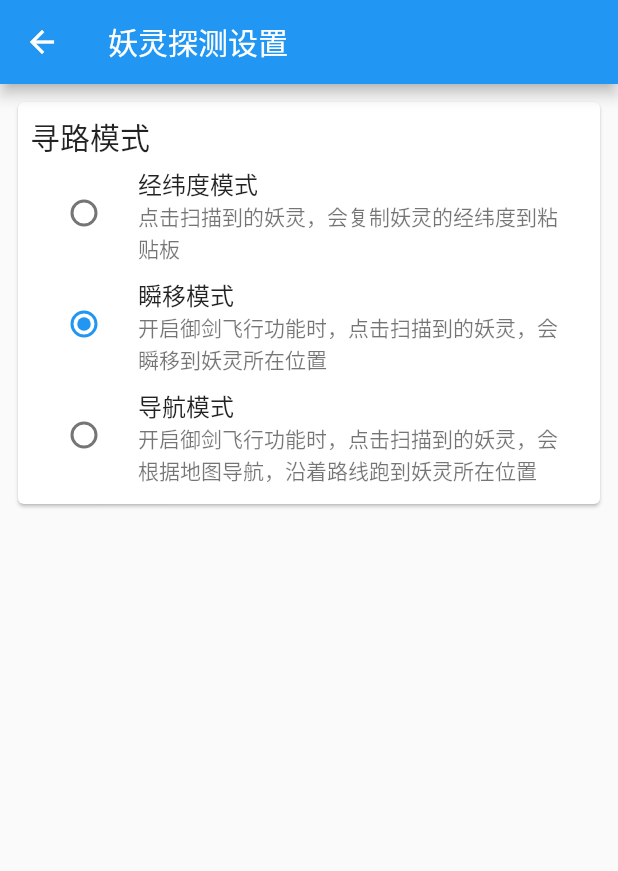
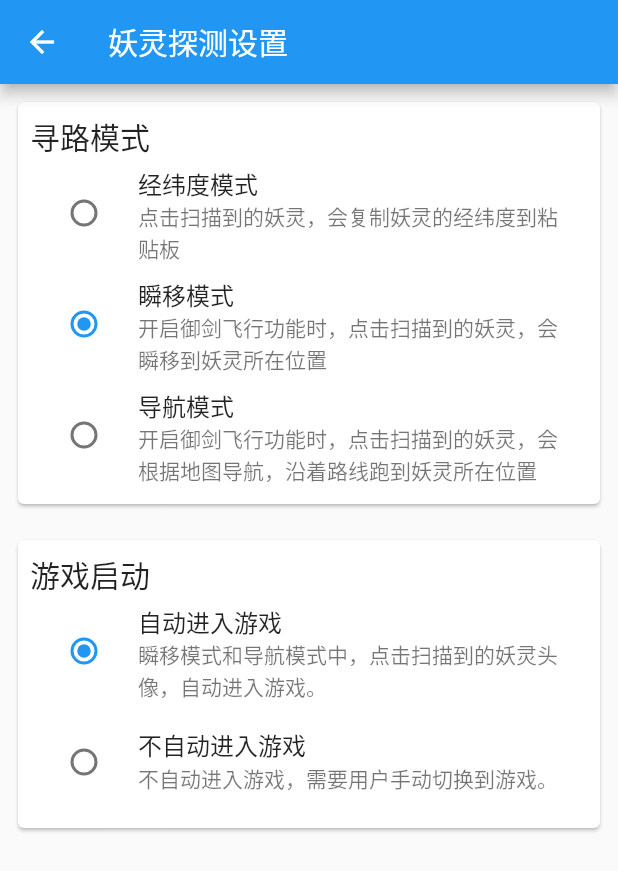
Before and after one commit to PollexLee/gwgo_helper, a Flutter app: the ScanningSettingsPage screen opened directly, after a tap on "瞬移模式", on a phone screen of 412 x 824 dp. Shown: the top 871 px of the screen. Run offline on Flutter 3.47's test engine with Material 2 defaults, Android fonts, the phone set to English and light mode, and no system bars; our stand-ins replace convert, dio, package_info, progress_dialog, shared_preferences and 1 more; missing offline and left inert: dart:ffi; accounts and stored records are empty; network calls fail.

Commit message:
*  优化妖灵扫描

```diff
--- a/lib/config.dart
+++ b/lib/config.dart
@@ -78,10 +78,9 @@ final List<MockLocation> startList = [
   MockLocation(41757996, 123303680), // 沈阳
   MockLocation(22997587, 113105621), // 广州
   MockLocation(31907873, 118543854), // 南京
-  MockLocation(30786677,121124268), // 南京
-  MockLocation(32699489,120202789), // 南京
-  MockLocation(36552672,101642761), // 南京
-
+  MockLocation(30786677, 121124268), // 南京
+  MockLocation(32699489, 120202789), // 南京
+  MockLocation(36552672, 101642761), // 南京
 ];
 
 final List<MockLocation> endList = [
@@ -94,10 +93,9 @@ final List<MockLocation> endList = [
   MockLocation(41913519, 123552246),
   MockLocation(23208534, 113363800),
   MockLocation(32349803, 118957214),
-  MockLocation(31431007,121893311),
-  MockLocation(32964891,120443115),
-  MockLocation(36700356,101814423),
-
+  MockLocation(31431007, 121893311),
+  MockLocation(32964891, 120443115),
+  MockLocation(36700356, 101814423),
 ];
 
 // 自定区域
@@ -149,6 +147,22 @@ setStartAir(bool open) async {
   isStartAir = open;
   SharedPreferences pref = await SharedPreferences.getInstance();
   pref.setBool(startAirKey, open);
+}
+
+int flyModel = 0;
+final String flyModelKey = 'flyModelKey';
+setFlyModel(int model) async {
+  flyModel = model;
+  SharedPreferences pref = await SharedPreferences.getInstance();
+  pref.setInt(flyModelKey, model);
+}
+
+int locationType = 0;
+final String locationTypeKey = 'locationTypeKey';
+setLocationType(int type) async {
+  locationType = type;
+  SharedPreferences pref = await SharedPreferences.getInstance();
+  pref.setInt(locationTypeKey, type);
 }
 
 setOpenMultiFly(bool open) async {
@@ -245,5 +259,17 @@ class Config {
     if (null != area && area.isNotEmpty) {
       parseArea(area);
     }
+
+    // 初始化 寻路模式
+    var model = pref.getInt(flyModelKey);
+    if (null != model) {
+      flyModel = model;
+    }
+
+    // 初始化 自定义区域数值
+    var type = pref.getInt(locationTypeKey);
+    if (null != type) {
+      locationType = type;
+    }
   }
 }
--- a/lib/ui/promise/promise.dart
+++ b/lib/ui/promise/promise.dart
@@ -115,8 +115,8 @@ class PromiseInstance {
         deviceInfo.expireTime = 1570377600000;
       }
       // 取出token字段
-      token = deviceInfo.token;
-      openid = deviceInfo.openid;
+      // token = deviceInfo.token;
+      // openid = deviceInfo.openid;
 
       return deviceInfo;
     } catch (e) {
--- a/lib/ui/promise/promise_view_model.dart
+++ b/lib/ui/promise/promise_view_model.dart
@@ -35,6 +35,8 @@ class PromiseViewModel extends ViewStateModel {
 
   /// 确认购买按钮
   void onByClick() {
+    Toast.show('开发中...', context);
+    return;
     showProgressDialog(context);
 
     /// 请求服务的二维码接口 返回二维码地址和失效时间，
--- a/lib/ui/scanning/scanning_yaoling/scanning_settings/scanning_settings_page.dart
+++ b/lib/ui/scanning/scanning_yaoling/scanning_settings/scanning_settings_page.dart
@@ -104,7 +104,37 @@ class ScanningSettingsState extends State<ScanningSettingsPage> {
                       ),
                     ),
                   ),
-                  secondChild: Container(),
+                  secondChild: Padding(
+                    padding: const EdgeInsets.all(8.0),
+                    child: Card(
+                      child: Padding(
+                        padding: EdgeInsets.all(8.0),
+                        child: Column(
+                          crossAxisAlignment: CrossAxisAlignment.start,
+                          children: <Widget>[
+                            Text(
+                            '游戏启动',
+                            style: Theme.of(context).textTheme.title,
+                          ),
+                            RadioListTile(
+                            value: 0,
+                            groupValue: model.startGame,
+                            onChanged: model.onStartGameChanged,
+                            title: Text('自动进入游戏'),
+                            subtitle: Text('瞬移模式和导航模式中，点击扫描到的妖灵头像，自动进入游戏。'),
+                          ),
+                          RadioListTile(
+                            value: 1,
+                            groupValue: model.startGame,
+                            onChanged: model.onStartGameChanged,
+                            title: Text('不自动进入游戏'),
+                            subtitle: Text('不自动进入游戏，需要用户手动切换到游戏。'),
+                          ),
+                          ],
+                        ),
+                      ),
+                    ),
+                  ),
                 ),
               ],
             ),
--- a/lib/ui/scanning/scanning_yaoling/scanning_settings/scanning_settings_view_model.dart
+++ b/lib/ui/scanning/scanning_yaoling/scanning_settings/scanning_settings_view_model.dart
@@ -1,11 +1,16 @@
+import 'dart:ffi';
+
 import 'package:flutter/material.dart';
+import 'package:gwgo_helper/config.dart';
 import 'package:gwgo_helper/provider/view_state_model.dart';
 import 'package:toast/toast.dart';
 
 class ScanningSettingsViewModel extends ViewStateModel {
-  var modelValue = 0; // 0 经纬度模式 2 瞬移模式 3 导航模式
+  var modelValue = 0; // 0 经纬度模式 1 瞬移模式 2 导航模式
 
   var locationModelValue = 0; // 0 wgs座标  1 gcj座标
+
+  var startGame = 0; // 0 启动  1 不启动
 
   ScanningSettingsViewModel(BuildContext context) {
     this.context = context;
@@ -13,7 +18,9 @@ class ScanningSettingsViewModel extends ViewStateModel {
 
   Future init() async {
     // todo 从缓存中读取配置信息
-
+    modelValue = flyModel;
+    locationModelValue = locationType;
+    startGame = isStartAir ? 0 : 1;
   }
 
   void onModelChanged(int model) {
@@ -21,13 +28,32 @@ class ScanningSettingsViewModel extends ViewStateModel {
     if (model == 2) {
       Toast.show('开发中...', context);
       return;
+    } else if (model == 0) {
+      setOpenFly(false);
+      // setStartAir(false);
+    } else if (model == 1) {
+      // 瞬移
+      setOpenFly(true);
+      // setStartAir(true);
     }
+    setFlyModel(model);
     modelValue = model;
     notifyListeners();
   }
 
   void onLocationModelChanged(int model) {
+    setLocationType(model);
     locationModelValue = model;
     notifyListeners();
   }
+
+  void onStartGameChanged(int value) {
+    if (value == 0) {
+      setStartAir(true);
+    } else if (value == 1) {
+      setStartAir(false);
+    }
+    startGame = value;
+    notifyListeners();
+  }
 }
--- a/pubspec.yaml
+++ b/pubspec.yaml
@@ -11,7 +11,7 @@ description: A new Flutter project.
 # In iOS, build-name is used as CFBundleShortVersionString while build-number used as CFBundleVersion.
 # Read more about iOS versioning at
 # https://developer.apple.com/library/archive/documentation/General/Reference/InfoPlistKeyReference/Articles/CoreFoundationKeys.html
-version: 2.2.0+57
+version: 3.0.0+58
 #  flutter build apk --target-platform android-arm64
 
 environment:
```
Also changed, not shown: lib/manager/token_manager.dart (+26 -2 lines), lib/model/token_model.dart (added, +30 -0 lines), lib/ui/scanning/scanning_yaoling/scanning_yaoling/scanning_yaoling_view_model.dart (+30 -11 lines).
